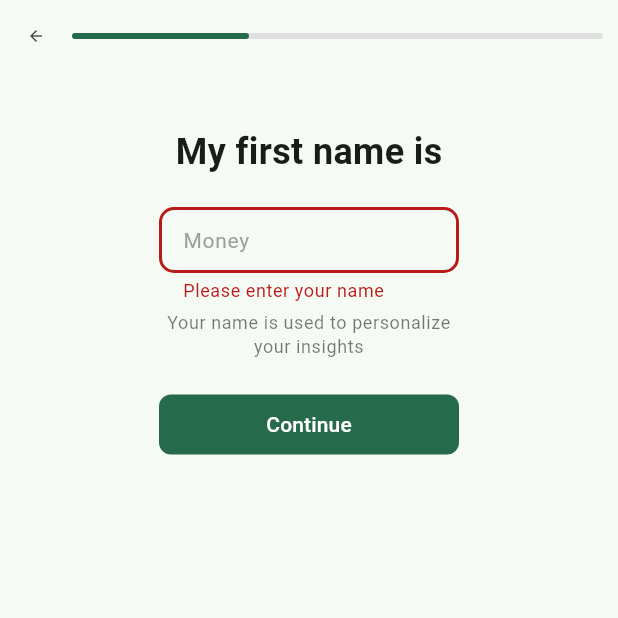
After one commit to luvnft/finsight, a Flutter app: the InfoPage screen opened by its route, after a tap on "Continue", on a phone screen of 412 x 824 dp, the top half of it. The commit adds this screen. Run offline on Flutter 3.47's test engine with Material 3 defaults, Android fonts, the phone set to English and light mode, and no system bars; our stand-ins replace csv, envied, flutter_hooks, freezed_annotation, gap, go_router and 4 more; generated files the repository leaves out were written again.

Commit message:
feat: implement stateful steps (3)

```diff
--- a/lib/collections/routes.dart
+++ b/lib/collections/routes.dart
@@ -2,6 +2,7 @@ import 'package:finsight/pages/home/home.dart';
 import 'package:finsight/pages/home/insights/insights.dart';
 import 'package:finsight/pages/home/rankings/rankings.dart';
 import 'package:finsight/pages/home/settings/settings.dart';
+import 'package:finsight/pages/onboarding/info/info.dart';
 import 'package:finsight/pages/onboarding/onboarding.dart';
 import 'package:go_router/go_router.dart';
 
@@ -11,6 +12,13 @@ final router = GoRouter(
       path: '/',
       name: OnboardingPage.name,
       builder: (context, state) => const OnboardingPage(),
+      routes: [
+        GoRoute(
+          path: 'info',
+          name: InfoPage.name,
+          builder: (context, state) => const InfoPage(),
+        ),
+      ],
     ),
     ShellRoute(
       builder: (context, state, child) => HomeShell(child: child),
--- a/lib/models/models.dart
+++ b/lib/models/models.dart
@@ -6,3 +6,4 @@ part 'models.freezed.dart';
 part 'models.g.dart';
 
 part 'alerts.dart';
+part 'states/info.dart';
--- /dev/null
+++ b/lib/modules/onboarding/account_type.dart
@@ -0,0 +1,72 @@
+import 'package:finsight/models/models.dart';
+import 'package:finsight/providers/info/info.dart';
+import 'package:flutter/material.dart';
+import 'package:gap/gap.dart';
+import 'package:hooks_riverpod/hooks_riverpod.dart';
+
+class InfoPageAccountTypeSection extends HookConsumerWidget {
+  final void Function() onNext;
+  const InfoPageAccountTypeSection({super.key, required this.onNext});
+
+  @override
+  Widget build(BuildContext context, ref) {
+    final textTheme = Theme.of(context).textTheme;
+    final infoNotifier = ref.read(infoProvider.notifier);
+
+    void onSubmitted(AccountType type) {
+      infoNotifier.setState(
+        (state) => state.copyWith(accountType: type),
+      );
+      onNext();
+    }
+
+    return Column(
+      children: [
+        const Gap(20),
+        const Text(
+          "This is my",
+          style: TextStyle(
+            fontSize: 24,
+            fontWeight: FontWeight.bold,
+          ),
+        ),
+        const Gap(20),
+        ConstrainedBox(
+          constraints: const BoxConstraints(maxWidth: 200),
+          child: Column(
+            mainAxisSize: MainAxisSize.min,
+            crossAxisAlignment: CrossAxisAlignment.stretch,
+            children: [
+              FilledButton(
+                child: const Text("Business Account"),
+                onPressed: () {
+                  onSubmitted(AccountType.business);
+                },
+              ),
+              const Gap(10),
+              FilledButton(
+                child: const Text("Personal Account"),
+                onPressed: () {
+                  onSubmitted(AccountType.personal);
+                },
+              ),
+              const Gap(10),
+              FilledButton(
+                child: const Text("Student Account"),
+                onPressed: () {
+                  onSubmitted(AccountType.student);
+                },
+              ),
+              const Gap(10),
+              Text(
+                "Account type used to personalize offer types",
+                textAlign: TextAlign.center,
+                style: textTheme.bodySmall,
+              ),
+            ],
+          ),
+        ),
+      ],
+    );
+  }
+}
--- /dev/null
+++ b/lib/modules/onboarding/bank_account.dart
@@ -0,0 +1,57 @@
+import 'package:finsight/providers/info/info.dart';
+import 'package:flutter/material.dart';
+import 'package:gap/gap.dart';
+import 'package:hooks_riverpod/hooks_riverpod.dart';
+
+class InfoPageBankAccountSection extends HookConsumerWidget {
+  final void Function() onNext;
+  const InfoPageBankAccountSection({super.key, required this.onNext});
+
+  @override
+  Widget build(BuildContext context, ref) {
+    final infoNotifier = ref.read(infoProvider.notifier);
+
+    void onSubmit(bool hasBank) {
+      infoNotifier.setState(
+        (state) => state.copyWith(hasBankAccount: hasBank),
+      );
+      onNext();
+    }
+
+    return Column(
+      children: [
+        const Gap(20),
+        const Text(
+          "Do you have a bank account?",
+          style: TextStyle(
+            fontSize: 24,
+            fontWeight: FontWeight.bold,
+          ),
+        ),
+        const Gap(20),
+        ConstrainedBox(
+          constraints: const BoxConstraints(maxWidth: 200),
+          child: Column(
+            mainAxisSize: MainAxisSize.min,
+            crossAxisAlignment: CrossAxisAlignment.stretch,
+            children: [
+              FilledButton(
+                child: const Text("Yes"),
+                onPressed: () {
+                  onSubmit(true);
+                },
+              ),
+              const Gap(10),
+              FilledButton(
+                child: const Text("No"),
+                onPressed: () {
+                  onSubmit(false);
+                },
+              ),
+            ],
+          ),
+        ),
+      ],
+    );
+  }
+}
--- /dev/null
+++ b/lib/modules/onboarding/name.dart
@@ -0,0 +1,79 @@
+import 'package:finsight/providers/info/info.dart';
+import 'package:flutter/material.dart';
+import 'package:flutter_hooks/flutter_hooks.dart';
+import 'package:gap/gap.dart';
+import 'package:hooks_riverpod/hooks_riverpod.dart';
+
+class InfoPageNameSection extends HookConsumerWidget {
+  final void Function() onNext;
+  const InfoPageNameSection({super.key, required this.onNext});
+
+  @override
+  Widget build(BuildContext context, ref) {
+    final textTheme = Theme.of(context).textTheme;
+    final formKey = useMemoized(() => GlobalKey<FormState>(), []);
+    final infoName = ref.watch(infoProvider.select((value) => value.name));
+    final controller = useTextEditingController(text: infoName);
+
+    void onSubmit() {
+      if (formKey.currentState!.validate()) {
+        ref.read(infoProvider.notifier).setState(
+              (state) => state.copyWith(name: controller.text),
+            );
+        onNext();
+      }
+    }
+
+    return Column(
+      children: [
+        const Gap(20),
+        const Text(
+          "My first name is",
+          style: TextStyle(
+            fontSize: 24,
+            fontWeight: FontWeight.bold,
+          ),
+        ),
+        const Gap(20),
+        ConstrainedBox(
+          constraints: const BoxConstraints(maxWidth: 200),
+          child: Column(
+            mainAxisSize: MainAxisSize.min,
+            children: [
+              Form(
+                key: formKey,
+                child: TextFormField(
+                  controller: controller,
+                  decoration: const InputDecoration(
+                    hintText: "Money",
+                  ),
+                  validator: (value) {
+                    if (value == null || value.isEmpty) {
+                      return "Please enter your name";
+                    }
+                    return null;
+                  },
+                  onFieldSubmitted: (_) => onSubmit(),
+                ),
+              ),
+              const Gap(5),
+              Text(
+                "Your name is used to personalize your insights",
+                textAlign: TextAlign.center,
+                style: textTheme.bodySmall,
+              ),
+              const Gap(20),
+              SizedBox(
+                width: double.infinity,
+                child: FilledButton(
+                  onPressed: onSubmit,
+                  child: const Text("Continue"),
+                ),
+              ),
+            ],
+          ),
+        ),
+      ],
+    );
+  }
+}
--- /dev/null
+++ b/lib/pages/onboarding/info/info.dart
@@ -0,0 +1,69 @@
+import 'package:finsight/modules/onboarding/account_type.dart';
+import 'package:finsight/modules/onboarding/bank_account.dart';
+import 'package:finsight/modules/onboarding/name.dart';
+import 'package:flutter/material.dart';
+import 'package:flutter_hooks/flutter_hooks.dart';
+import 'package:gap/gap.dart';
+import 'package:hooks_riverpod/hooks_riverpod.dart';
+
+class InfoPage extends HookConsumerWidget {
+  static const name = "InfoPage";
+  const InfoPage({super.key});
+
+  @override
+  Widget build(BuildContext context, ref) {
+    final controller = usePageController();
+
+    void onNextPage() {
+      controller.nextPage(
+        duration: const Duration(milliseconds: 300),
+        curve: Curves.easeInOut,
+      );
+    }
+
+    return Scaffold(
+      appBar: AppBar(
+        automaticallyImplyLeading: false,
+        flexibleSpace: Row(
+          children: [
+            IconButton(
+              icon: const BackButtonIcon(),
+              onPressed: () {
+                controller.previousPage(
+                  duration: const Duration(milliseconds: 300),
+                  curve: Curves.easeInOut,
+                );
+              },
+              style: IconButton.styleFrom(iconSize: 12),
+            ),
+            Expanded(
+              child: ListenableBuilder(
+                listenable: controller,
+                builder: (context, _) {
+                  return LinearProgressIndicator(
+                    value: ((controller.page ?? 0) + 1) /
+                        3, // page index / length of pages
+                    backgroundColor: Colors.grey[300],
+                    borderRadius: BorderRadius.circular(20),
+                  );
+                },
+              ),
+            ),
+            const Gap(10),
+          ],
+        ),
+      ),
+      body: Padding(
+        padding: const EdgeInsets.symmetric(vertical: 8.0, horizontal: 16),
+        child: PageView(
+          controller: controller,
+          children: [
+            InfoPageNameSection(onNext: onNextPage),
+            InfoPageAccountTypeSection(onNext: onNextPage),
+            InfoPageBankAccountSection(onNext: onNextPage),
+          ],
+        ),
+      ),
+    );
+  }
+}
--- a/lib/pages/onboarding/onboarding.dart
+++ b/lib/pages/onboarding/onboarding.dart
@@ -1,5 +1,4 @@
-import 'package:finsight/pages/home/home.dart';
-import 'package:finsight/pages/home/rankings/rankings.dart';
+import 'package:finsight/pages/onboarding/info/info.dart';
 import 'package:flutter/material.dart';
 import 'package:gap/gap.dart';
 import 'package:go_router/go_router.dart';
@@ -45,7 +44,7 @@ class OnboardingPage extends StatelessWidget {
               const Gap(20),
               OutlinedButton(
                 onPressed: () {
-                  context.goNamed(RankingsPage.name);
+                  context.goNamed(InfoPage.name);
                 },
                 style: OutlinedButton.styleFrom(
                   side: const BorderSide(
--- /dev/null
+++ b/lib/providers/info/info.dart
@@ -0,0 +1,18 @@
+import 'package:finsight/models/models.dart';
+import 'package:hooks_riverpod/hooks_riverpod.dart';
+
+class InfoNotifier extends Notifier<InfoState> {
+  @override
+  InfoState build() {
+    return InfoState();
+  }
+
+  void setState(
+    InfoState Function(InfoState) transform,
+  ) {
+    state = transform(state);
+  }
+}
+
+final infoProvider =
+    NotifierProvider<InfoNotifier, InfoState>(() => InfoNotifier());
```
Also changed, not shown: lib/collections/theme.dart (+80 -12 lines), lib/models/states/info.dart (added, +19 -0 lines), lib/models/models.freezed.dart, lib/models/models.g.dart.
